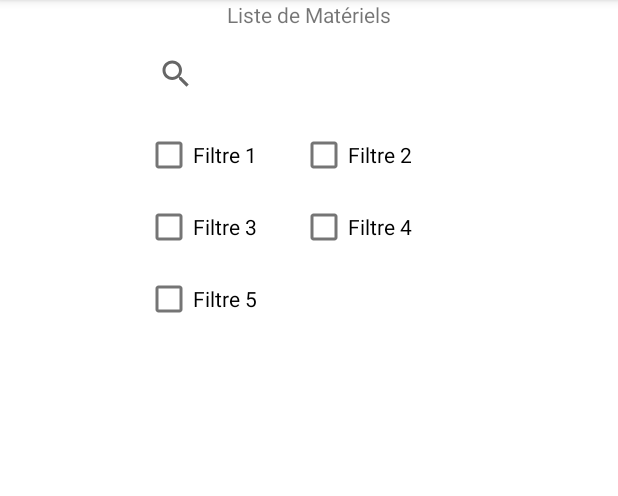
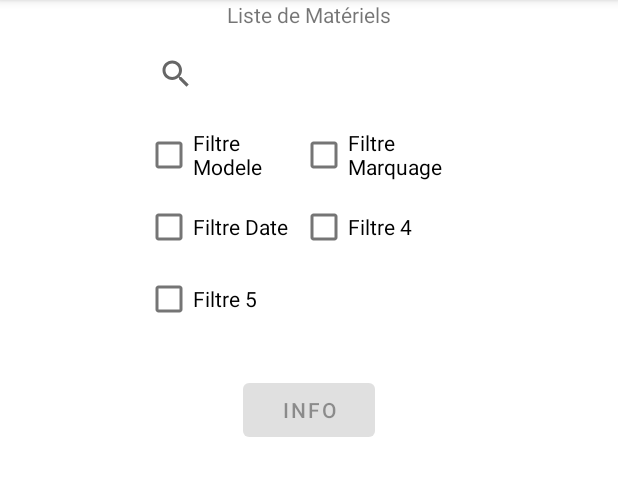
Before and after one commit to SIO2LAA/Speleo-EPI, an Android app: the screen it shows after launch (GestionMateriel), after a tap on "BIENVENUE", on a phone screen of 412 x 824 dp, the part 84-580 px from its top. Run offline under Robolectric (Android 15) with nearby library versions, the phone set to English and light mode, and no system bars.

Commit message:
Relie InfoMateriel à Gestion Materiel

```diff
--- a/app/src/main/java/fr/sio/app_epi2/GestionMateriel.java
+++ b/app/src/main/java/fr/sio/app_epi2/GestionMateriel.java
@@ -2,13 +2,40 @@ package fr.sio.app_epi2;
 
 import androidx.appcompat.app.AppCompatActivity;
 
+import android.content.ClipData;
+import android.content.Intent;
 import android.os.Bundle;
+import android.view.View;
+import android.widget.AdapterView;
+import android.widget.Button;
+import android.widget.CheckBox;
+import android.widget.ListView;
 
-public class GestionMateriel extends AppCompatActivity {
+public class GestionMateriel extends AppCompatActivity implements View.OnClickListener {
+
+    private ListView listeMateriel;
+    private Button boutonInfoMateriel;
+    private Intent infoMateriel;
+    private CheckBox filtreDate;
+    private CheckBox filtreModele;
+    private CheckBox filtreMarquage;
 
     @Override
     protected void onCreate(Bundle savedInstanceState) {
         super.onCreate(savedInstanceState);
         setContentView(R.layout.activity_gestion_materiel);
+        listeMateriel = findViewById(R.id.listeMateriel);
+        boutonInfoMateriel = findViewById(R.id.boutonInfoMateriel);
+        boutonInfoMateriel.setOnClickListener(this);
     }
+
+    @Override
+    public void onClick(View view) {
+        if (boutonInfoMateriel.isPressed()) {
+            Materiel materiel = (Materiel) listeMateriel.getSelectedItem();
+            infoMateriel = new Intent(this, InfoMateriel.class);
+            startActivity(infoMateriel);
+        }
+    }
+
 }
--- a/app/src/main/java/fr/sio/app_epi2/MainActivity.java
+++ b/app/src/main/java/fr/sio/app_epi2/MainActivity.java
@@ -84,7 +84,7 @@ public class MainActivity extends AppCompatActivity implements View.OnClickListe
         if (boutonMenu.isPressed()) {
             insertRecord(value);
             gestionMateriel = new Intent(this, GestionMateriel.class);
-            startActivityForResult(gestionMateriel, 100);
+            startActivity(gestionMateriel);
         }
     }
 }
--- a/app/src/main/res/layout/activity_gestion_materiel.xml
+++ b/app/src/main/res/layout/activity_gestion_materiel.xml
@@ -40,13 +40,13 @@
                 android:id="@+id/checkBox"
                 android:layout_width="wrap_content"
                 android:layout_height="wrap_content"
-                android:text="@string/filtre1" />
+                android:text="@string/filtreModele" />
 
             <CheckBox
                 android:id="@+id/checkBox3"
                 android:layout_width="wrap_content"
                 android:layout_height="wrap_content"
-                android:text="@string/filtre3" />
+                android:text="@string/filtreDate" />
 
             <CheckBox
                 android:id="@+id/checkBox5"
@@ -67,7 +67,7 @@
                 android:id="@+id/checkBox2"
                 android:layout_width="wrap_content"
                 android:layout_height="wrap_content"
-                android:text="@string/filtre2" />
+                android:text="@string/filtreMarquage" />
 
             <CheckBox
                 android:id="@+id/checkBox4"
@@ -77,9 +77,18 @@
         </LinearLayout>
     </LinearLayout>
 
+    <Button
+        android:layout_width="wrap_content"
+        android:layout_height="wrap_content"
+        android:layout_gravity="center"
+        android:enabled="false"
+        android:id="@+id/boutonInfoMateriel"
+        android:text="@string/boutonInfoMateriel"></Button>
+
     <ListView
         android:layout_width="409dp"
         android:layout_height="386dp"
+        android:id="@+id/listeMateriel"
         tools:layout_editor_absoluteX="1dp"
         tools:layout_editor_absoluteY="344dp" />
 
--- a/app/src/main/res/values/strings.xml
+++ b/app/src/main/res/values/strings.xml
@@ -4,9 +4,9 @@
     <string name="date_systeme">12/08/2008</string>
     <string name="nom_club">Speleo</string>
     <string name="ListeMateriels">Liste de Matériels</string>
-    <string name="filtre1">Filtre 1</string>
-    <string name="filtre2">Filtre 2</string>
-    <string name="filtre3">Filtre 3</string>
+    <string name="filtreModele">Filtre Modele</string>
+    <string name="filtreDate">Filtre Date</string>
+    <string name="filtreMarquage">Filtre Marquage</string>
     <string name="filtre4">Filtre 4</string>
     <string name="filtre5">Filtre 5</string>
     <string name="ficheDeVie">Fiche de vie</string>
@@ -15,4 +15,5 @@
     <string name="FModifier">Modifier</string>
     <string name="FCreer">Créer</string>
     <string name="FSupprimer">Supprimer</string>
+    <string name="boutonInfoMateriel">Info</string>
 </resources>
--- a/build.gradle
+++ b/build.gradle
@@ -5,7 +5,7 @@ buildscript {
         mavenCentral()
     }
     dependencies {
-        classpath "com.android.tools.build:gradle:4.2.1"
+        classpath 'com.android.tools.build:gradle:7.0.4'
 
         // NOTE: Do not place your application dependencies here; they belong
         // in the individual module build.gradle files
```
Also changed, not shown: gradle/wrapper/gradle-wrapper.properties.
